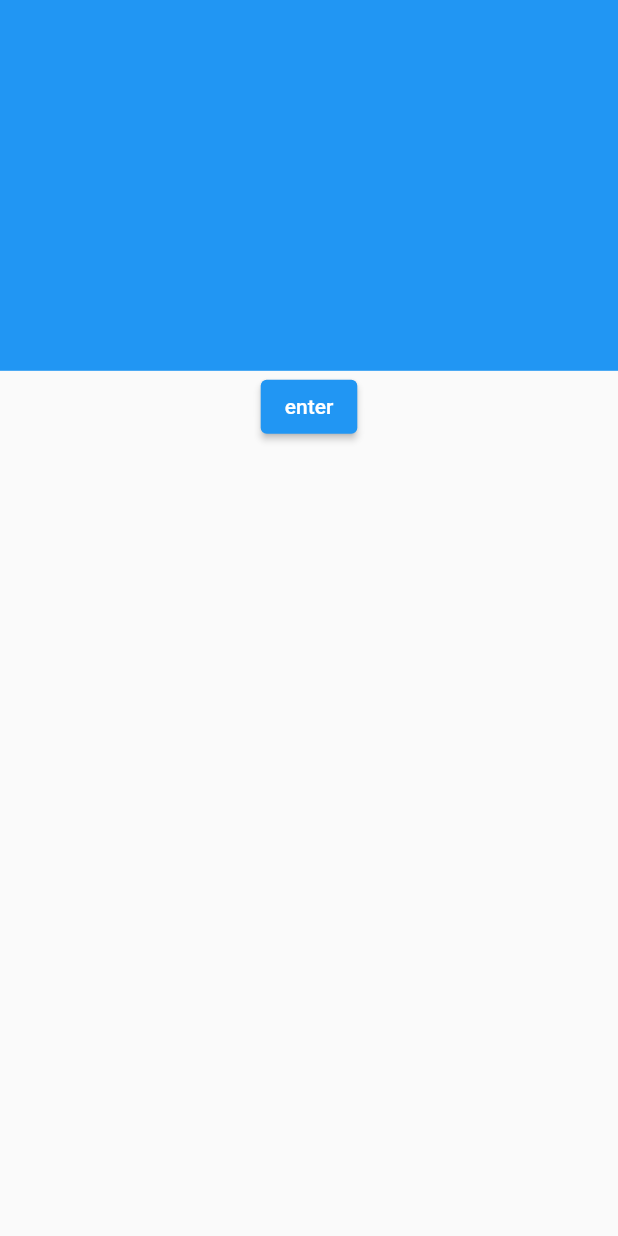
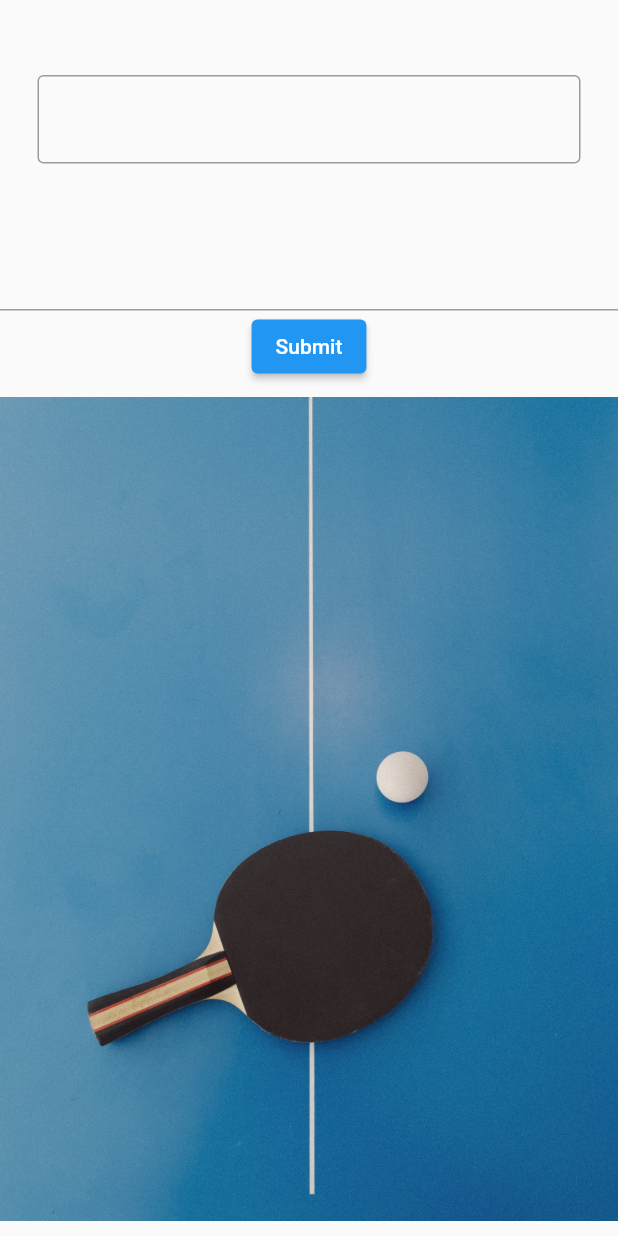
Before and after one commit to nikhilepparla/flutter_routes, a Flutter app: the SecondScreen screen opened by its route, on a phone screen of 412 x 824 dp. Run offline on Flutter 3.47's test engine with Material 2 defaults, Android fonts, the phone set to English and light mode, and no system bars.

Commit message:
some changes are made

```diff
--- a/lib/Routes/routes.dart
+++ b/lib/Routes/routes.dart
@@ -8,7 +8,7 @@ class MoveTo {
   static const first = '/first';
   static const second = '/sec';
   static const third = '/third';
-  static const fourth = '/fifth';
+  static const fourth = '/fourth';
 }
 
 class MyRoutes {
--- a/lib/Screens/first_screen.dart
+++ b/lib/Screens/first_screen.dart
@@ -13,6 +13,8 @@ class _FirstScreenState extends State<FirstScreen> {
     return Scaffold(
       body: Container(
         color: Colors.yellow,
+        height: 90,
+        width: 50,
       ),
     );
   }
--- a/lib/Screens/sec_scree.dart
+++ b/lib/Screens/sec_scree.dart
@@ -9,28 +9,35 @@ class SecondScreen extends StatefulWidget {
 }
 
 class _SecondScreenState extends State<SecondScreen> {
-
   @override
   Widget build(BuildContext context) {
     double width = MediaQuery.of(context).size.width;
     double height = MediaQuery.of(context).size.height;
 
     return Scaffold(
-        body: Column(
-      children: <Widget>[
-        Container(height: height*0.3,
-          color: Colors.blue,
-        ),
-        Container(
-         // color: Colors.blue,
-          child: ElevatedButton(
-            child: const Text('enter'),
+        body: Form(
+      child: Column(
+        children: <Widget>[
+          const Padding(
+            padding: EdgeInsets.symmetric(horizontal: 25, vertical: 50),
+            child: TextField(
+              decoration: InputDecoration(border: OutlineInputBorder()),
+            ),
+          ),
+          TextField(),
+          ElevatedButton(
+            child: const Text('Submit'),
             onPressed: () {
               Navigator.pushNamed(context, MoveTo.third);
             },
           ),
-        ),
-      ],
+          Expanded(
+            child: Image.asset(
+              'assets/tt.jpg',
+            ),
+          )
+        ],
+      ),
     ));
   }
 }
--- a/pubspec.yaml
+++ b/pubspec.yaml
@@ -29,6 +29,7 @@ environment:
 dependencies:
   flutter:
     sdk: flutter
+  http:
 
 
   # The following adds the Cupertino Icons font to your application.
@@ -56,6 +57,8 @@ flutter:
   # included with your application, so that you can use the icons in
   # the material Icons class.
   uses-material-design: true
+  assets:
+    - assets/tt.jpg
 
   # To add assets to your application, add an assets section, like this:
   # assets:
```
Also changed, not shown: lib/Screens/initial.dart (+11 -10 lines), lib/Screens/third_screen.dart (+22 -2 lines), lib/main.dart (+2 -5 lines), assets/tt.jpg (added), pubspec.lock.
